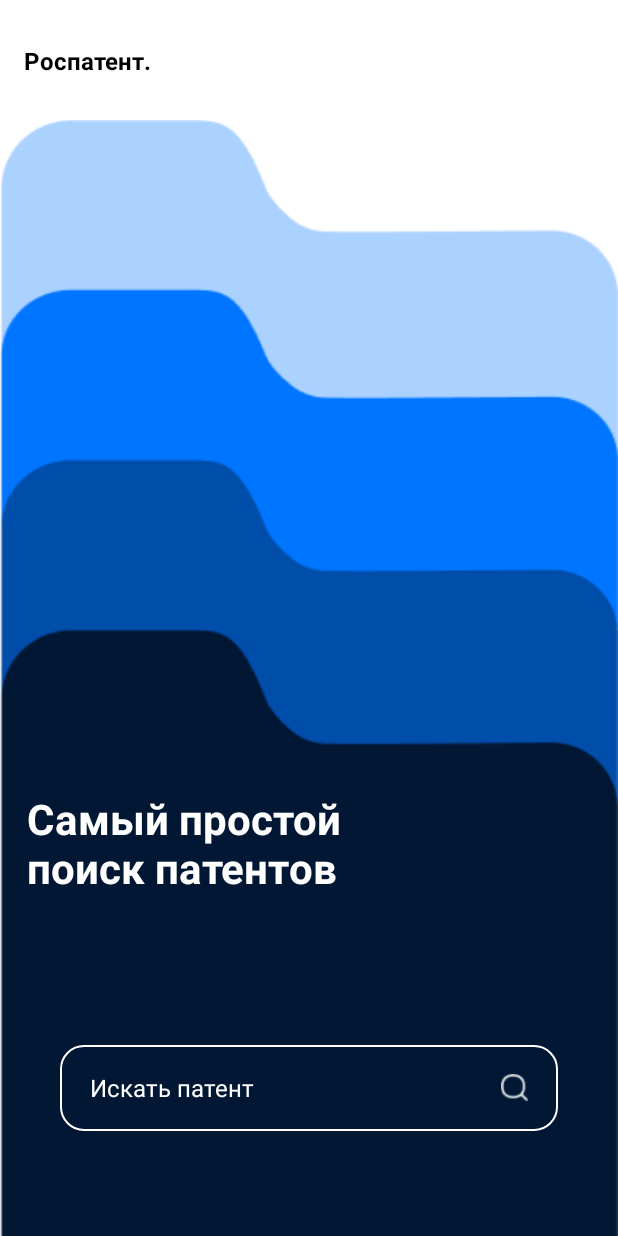
After one commit to bratusev07/RequestRosPat, an Android app: the layout activity_start.xml on its own in the app's theme, with its tools: preview values and no code run, on a phone screen of 412 x 824 dp. The commit adds this screen. Run offline under Robolectric (Android 15) with nearby library versions, the phone set to English and light mode, and no system bars.

Commit message:
Добавил иконку поиска. Сверстал стартовый экран. Обработал некоторые ошибки. Обновил дизайн адаптера

```diff
--- a/app/src/main/java/com/example/requestrospat/MainActivity.java
+++ b/app/src/main/java/com/example/requestrospat/MainActivity.java
@@ -5,6 +5,7 @@ import androidx.constraintlayout.widget.ConstraintLayout;
 
 import android.app.AlertDialog;
 import android.content.Context;
+import android.content.Intent;
 import android.net.ConnectivityManager;
 import android.annotation.SuppressLint;
 import android.os.Bundle;
@@ -65,11 +66,13 @@ public class MainActivity extends AppCompatActivity {
     protected void onCreate(Bundle savedInstanceState) {
         super.onCreate(savedInstanceState);
         setContentView(R.layout.activity_main);
+
+        String input = getIntent().getStringExtra("input");
         responses = new ArrayList<>();
         listView = findViewById(R.id.listView);
 
         MyBaseModel.MyFilter filter = new MyBaseModel.MyFilter();
-        model = new MyBaseModel("Ракета");
+        model = new MyBaseModel(input);
 
         ArrayList<String> authors = null;
         ArrayList<String> country = null;
--- /dev/null
+++ b/app/src/main/res/drawable/search_border.xml
@@ -0,0 +1,7 @@
+<?xml version="1.0" encoding="utf-8"?>
+<shape android:shape="rectangle"
+    xmlns:android="http://schemas.android.com/apk/res/android">
+
+    <corners android:radius="15dp"/>
+    <stroke android:color="@color/white" android:width="1dp"/>
+</shape>
--- a/app/src/main/res/layout/activity_main.xml
+++ b/app/src/main/res/layout/activity_main.xml
@@ -16,6 +16,8 @@
             android:layout_marginStart="16dp"
             android:layout_marginTop="30dp"
             android:layout_marginEnd="16dp"
+            android:divider="@null"
+            android:dividerHeight="33dp"
             app:layout_constraintEnd_toEndOf="parent"
             app:layout_constraintStart_toStartOf="parent"
             app:layout_constraintTop_toTopOf="parent">
--- /dev/null
+++ b/app/src/main/res/layout/activity_start.xml
@@ -0,0 +1,83 @@
+<?xml version="1.0" encoding="utf-8"?>
+<androidx.constraintlayout.widget.ConstraintLayout xmlns:android="http://schemas.android.com/apk/res/android"
+    xmlns:app="http://schemas.android.com/apk/res-auto"
+    xmlns:tools="http://schemas.android.com/tools"
+    android:layout_width="match_parent"
+    android:layout_height="match_parent"
+    tools:context=".StartActivity">
+
+    <TextView
+        android:id="@+id/textView"
+        android:layout_width="wrap_content"
+        android:layout_height="wrap_content"
+        android:layout_marginStart="16dp"
+        android:text="Роспатент."
+        android:textColor="@color/black"
+        android:textSize="16sp"
+        android:textStyle="bold"
+        app:layout_constraintBottom_toTopOf="@+id/imageView"
+        app:layout_constraintStart_toStartOf="parent"
+        app:layout_constraintTop_toTopOf="parent" />
+
+    <FrameLayout
+        android:id="@+id/imageView"
+        android:layout_width="match_parent"
+        android:layout_height="match_parent"
+        android:layout_marginTop="80dp"
+        app:layout_constraintEnd_toEndOf="parent"
+        app:layout_constraintStart_toStartOf="parent"
+        app:layout_constraintTop_toTopOf="parent">
+
+        <ImageView
+            android:layout_width="match_parent"
+            android:layout_height="match_parent"
+            android:scaleType="fitXY"
+            app:srcCompat="@drawable/start_back" />
+
+        <TextView
+            android:layout_width="wrap_content"
+            android:layout_height="wrap_content"
+            android:layout_gravity="center|left"
+            android:layout_marginStart="18dp"
+            android:layout_marginTop="110dp"
+            android:text="Самый простой\nпоиск патентов"
+            android:textColor="@color/white"
+            android:textSize="28sp"
+            android:textStyle="bold"
+            tools:ignore="RtlHardcoded" />
+
+        <EditText
+            android:id="@+id/search_input"
+            android:layout_width="match_parent"
+            android:layout_height="wrap_content"
+            android:layout_gravity="bottom|center"
+            android:layout_marginLeft="40dp"
+            android:layout_marginRight="40dp"
+            android:layout_marginBottom="70dp"
+            android:paddingEnd="50dp"
+            android:background="@drawable/search_border"
+            android:hint="@string/hint_text"
+            android:textCursorDrawable="@color/white"
+            android:paddingStart="20dp"
+            android:paddingTop="17dp"
+            android:maxLines="4"
+            android:paddingBottom="18dp"
+            android:textColor="@color/white"
+            android:textColorHint="@color/white"
+            android:textSize="16sp"
+            android:imeOptions="actionSearch"
+            android:inputType="text"
+            tools:ignore="RtlSymmetry" />
+
+        <ImageView
+            android:id="@+id/search_button"
+            android:layout_width="18dp"
+            android:layout_height="18dp"
+            android:src="@drawable/search_icon"
+            android:layout_gravity="bottom|right"
+            android:layout_marginBottom="90dp"
+            android:layout_marginRight="60dp"
+            tools:ignore="RtlHardcoded" />
+    </FrameLayout>
+
+</androidx.constraintlayout.widget.ConstraintLayout>
--- a/app/src/main/res/values/strings.xml
+++ b/app/src/main/res/values/strings.xml
@@ -1,3 +1,4 @@
 <resources>
     <string name="app_name">RequestRosPat</string>
+    <string name="hint_text">Искать патент</string>
 </resources>
```
Also changed, not shown: app/src/main/AndroidManifest.xml (+8 -1 lines), app/src/main/java/com/example/requestrospat/ArrayAdapter.java (+23 -9 lines), app/src/main/java/com/example/requestrospat/StartActivity.java (added, +58 -0 lines), app/src/main/res/layout/custome_list_item.xml (+44 -31 lines), app/src/main/res/drawable-v24/list_image.png (added), app/src/main/res/drawable-v24/search_icon.png (added), app/src/main/res/drawable-v24/start_back.png (added).
